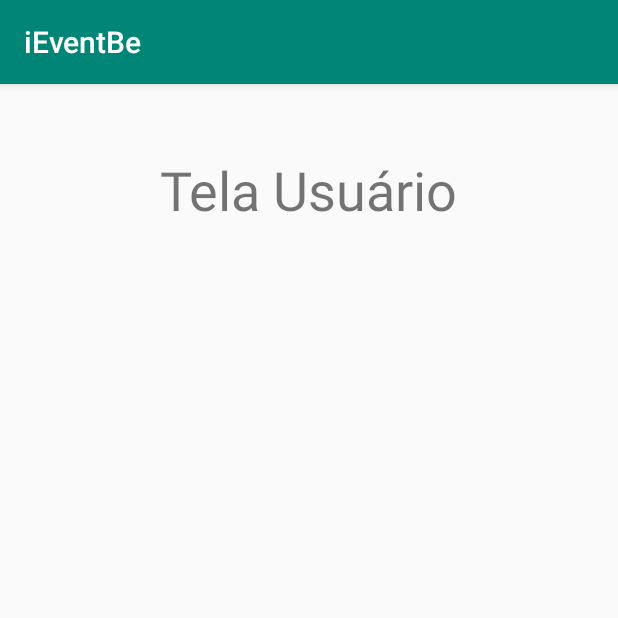
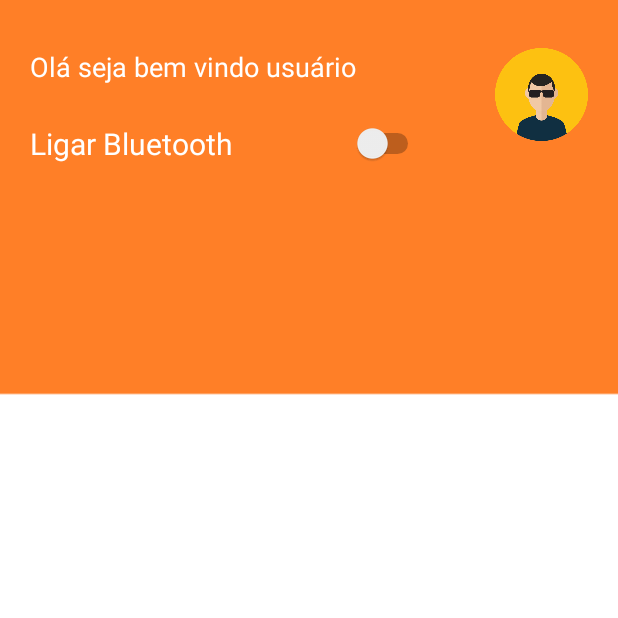
Before and after one commit to Gnsoares22/iEventBe, an Android app: the UsuarioActivity screen opened directly, with no data from a screen before it, on a phone screen of 412 x 824 dp, the top half of it. Run offline under Robolectric (Android 15) with nearby library versions, the phone set to English and light mode, and no system bars; Roboto replaces fonts that are not available here.

Commit message:
Estilizando a tela do usuário

```diff
--- a/app/build.gradle
+++ b/app/build.gradle
@@ -25,4 +25,6 @@ dependencies {
     testImplementation 'junit:junit:4.12'
     androidTestImplementation 'com.android.support.test:runner:1.0.2'
     androidTestImplementation 'com.android.support.test.espresso:espresso-core:3.0.2'
+    implementation 'com.android.support:cardview-v7:28.0.0'
+    implementation 'com.android.support:recyclerview-v7:28.0.0'
 }
--- a/app/src/main/AndroidManifest.xml
+++ b/app/src/main/AndroidManifest.xml
@@ -11,10 +11,10 @@
         android:roundIcon="@mipmap/ic_launcher_ieventbe_round"
         android:supportsRtl="true"
         android:theme="@style/AppTheme">
-        <activity android:name=".Usuario.UsuarioActivity" />
-
+        <activity android:name=".Usuario.UsuarioActivity"
+              android:screenOrientation="portrait" />
         <activity android:name=".Empresa.EmpresaActivity"
-                    android:screenOrientation="portrait" />
+                  android:screenOrientation="portrait" />
         <activity
             android:name=".LoginActivity"
             android:screenOrientation="portrait" />
--- a/app/src/main/java/com/example/ieventbe/Empresa/EmpresaActivity.java
+++ b/app/src/main/java/com/example/ieventbe/Empresa/EmpresaActivity.java
@@ -11,6 +11,8 @@ public class EmpresaActivity extends AppCompatActivity {
     protected void onCreate(Bundle savedInstanceState) {
         super.onCreate(savedInstanceState);
         setContentView(R.layout.activity_empresa);
+
+        getSupportActionBar().hide();
     }
 
 
--- a/app/src/main/java/com/example/ieventbe/Usuario/UsuarioActivity.java
+++ b/app/src/main/java/com/example/ieventbe/Usuario/UsuarioActivity.java
@@ -11,5 +11,8 @@ public class UsuarioActivity extends AppCompatActivity {
     protected void onCreate(Bundle savedInstanceState) {
         super.onCreate(savedInstanceState);
         setContentView(R.layout.activity_usuario);
+
+        getSupportActionBar().hide();
+
     }
 }
--- a/app/src/main/res/layout/activity_empresa.xml
+++ b/app/src/main/res/layout/activity_empresa.xml
@@ -1,21 +1,11 @@
 <?xml version="1.0" encoding="utf-8"?>
-<RelativeLayout xmlns:android="http://schemas.android.com/apk/res/android"
+<ScrollView xmlns:android="http://schemas.android.com/apk/res/android"
     xmlns:app="http://schemas.android.com/apk/res-auto"
     xmlns:tools="http://schemas.android.com/tools"
     android:layout_width="match_parent"
     android:layout_height="match_parent"
+    android:background="@drawable/bgapps"
     tools:context=".Empresa.EmpresaActivity">
 
-    <TextView
-        android:id="@+id/textView5"
-        android:layout_width="wrap_content"
-        android:layout_height="38dp"
-        android:layout_alignParentTop="true"
-        android:layout_centerHorizontal="true"
-        android:layout_marginTop="43dp"
-        android:text="Bem vindo Empresa"
-        android:textSize="30sp"
-        app:layout_constraintEnd_toEndOf="parent"
-        app:layout_constraintStart_toStartOf="parent"
-        tools:layout_editor_absoluteY="248dp" />
-</RelativeLayout>
+
+</ScrollView>
--- a/app/src/main/res/layout/activity_usuario.xml
+++ b/app/src/main/res/layout/activity_usuario.xml
@@ -1,21 +1,62 @@
 <?xml version="1.0" encoding="utf-8"?>
-<RelativeLayout xmlns:android="http://schemas.android.com/apk/res/android"
+<ScrollView xmlns:android="http://schemas.android.com/apk/res/android"
     xmlns:app="http://schemas.android.com/apk/res-auto"
     xmlns:tools="http://schemas.android.com/tools"
     android:layout_width="match_parent"
     android:layout_height="match_parent"
+    android:background="@drawable/bgapps"
     tools:context=".Usuario.UsuarioActivity">
 
-    <TextView
-        android:id="@+id/textView6"
-        android:layout_width="wrap_content"
-        android:layout_height="59dp"
-        android:layout_alignParentTop="true"
-        android:layout_centerHorizontal="true"
-        android:layout_marginTop="46dp"
-        android:text="Tela Usuário"
-        android:textSize="36sp"
-        app:layout_constraintEnd_toEndOf="parent"
-        app:layout_constraintStart_toStartOf="parent"
-        tools:layout_editor_absoluteY="239dp" />
-</RelativeLayout>
+    <LinearLayout
+        android:orientation="vertical"
+        android:layout_width="match_parent"
+        android:layout_height="match_parent">
+
+        <RelativeLayout
+            android:layout_marginTop="32dp"
+            android:layout_marginRight="20dp"
+            android:layout_marginLeft="20dp"
+            android:layout_width="match_parent"
+            android:layout_height="wrap_content">
+
+           <TextView
+               android:text="Olá seja bem vindo usuário"
+               android:textSize="18sp"
+               android:textColor="#FFFFFF"
+               android:layout_width="wrap_content"
+               android:layout_height="wrap_content" />
+
+            <TextView
+                android:text="Ligar Bluetooth"
+                android:layout_marginTop="50dp"
+                android:textSize="20sp"
+                android:textColor="#FFFFFF"
+                android:layout_width="wrap_content"
+                android:layout_height="wrap_content" />
+
+            <Switch
+                android:id="@+id/ligaBlu"
+                android:layout_width="wrap_content"
+                android:layout_height="wrap_content"
+                android:layout_alignParentEnd="true"
+                android:layout_alignParentRight="true"
+                android:layout_alignParentBottom="true"
+                android:layout_marginEnd="109dp"
+                android:layout_marginRight="109dp"
+                android:layout_marginBottom="-2dp" />
+
+        <ImageView
+            android:layout_alignParentRight="true"
+            android:src="@drawable/user"
+            android:layout_width="62dp"
+            android:layout_height="62dp" />
+
+
+
+        </RelativeLayout>
+
+    </LinearLayout>
+
+
+
+</ScrollView>
--- a/app/src/main/res/values/colors.xml
+++ b/app/src/main/res/values/colors.xml
@@ -1,6 +1,6 @@
 <?xml version="1.0" encoding="utf-8"?>
 <resources>
-    <color name="colorPrimary">#008577</color>
-    <color name="colorPrimaryDark">#00574B</color>
-    <color name="colorAccent">#D81B60</color>
+    <color name="colorPrimary">#FF7F27</color>
+    <color name="colorPrimaryDark">#FF7F27</color>
+    <color name="colorAccent">#44EB27</color>
 </resources>
```
Also changed, not shown: app/src/main/res/drawable-hdpi/bgapps.png (added), app/src/main/res/drawable-hdpi/user.png (added).
